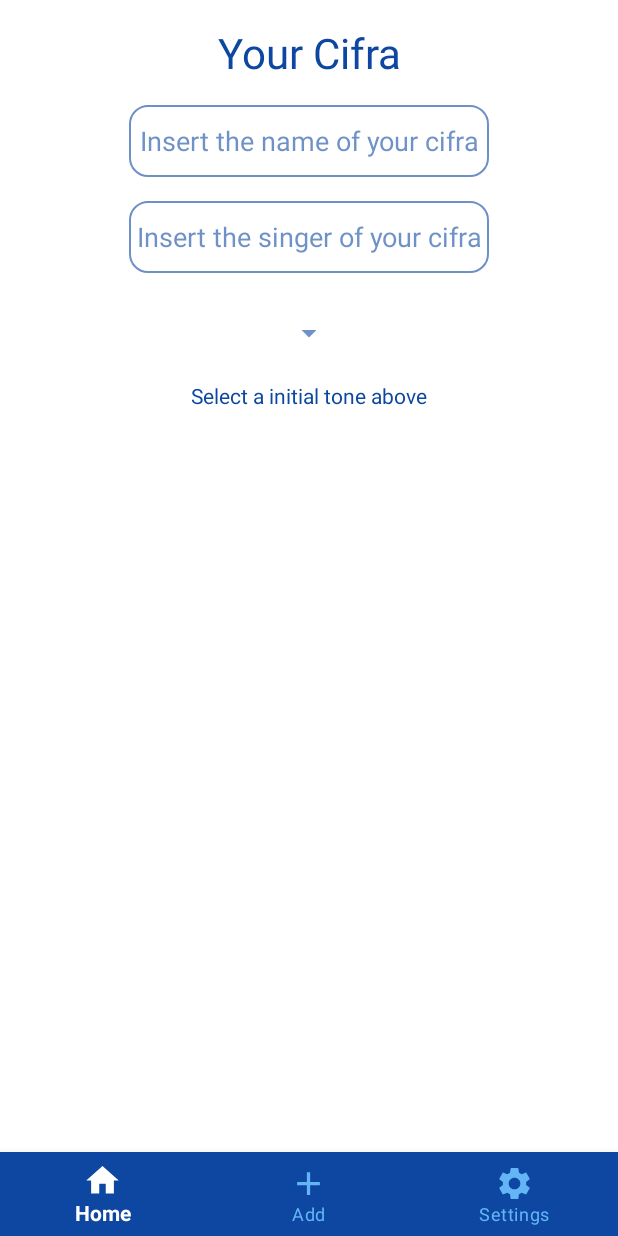
After one commit to VictorS8/SuaCifra, an Android app: the fragment Add placed in its activity, on a phone screen of 412 x 824 dp. The commit adds this screen. Run offline under Robolectric (Android 15) with nearby library versions, the phone set to English and light mode, and no system bars.

Commit message:
Add screens and update themes

```diff
--- /dev/null
+++ b/app/src/main/java/br/com/suacifra/Add.kt
@@ -0,0 +1,24 @@
+package br.com.suacifra
+
+import android.os.Bundle
+import android.view.LayoutInflater
+import android.view.View
+import android.view.ViewGroup
+import androidx.fragment.app.Fragment
+
+class Add : Fragment() {
+
+    override fun onCreate(savedInstanceState: Bundle?) {
+        super.onCreate(savedInstanceState)
+        arguments?.let {}
+    }
+
+    override fun onCreateView(
+        inflater: LayoutInflater, container: ViewGroup?,
+        savedInstanceState: Bundle?
+    ): View? {
+        // Inflate the layout for this fragment
+        return inflater.inflate(R.layout.fragment_add, container, false)
+    }
+
+}
--- /dev/null
+++ b/app/src/main/java/br/com/suacifra/Home.kt
@@ -0,0 +1,24 @@
+package br.com.suacifra
+
+import android.os.Bundle
+import android.view.LayoutInflater
+import android.view.View
+import android.view.ViewGroup
+import androidx.fragment.app.Fragment
+
+class Home : Fragment() {
+
+    override fun onCreate(savedInstanceState: Bundle?) {
+        super.onCreate(savedInstanceState)
+        arguments?.let {}
+    }
+
+    override fun onCreateView(
+        inflater: LayoutInflater, container: ViewGroup?,
+        savedInstanceState: Bundle?
+    ): View? {
+        // Inflate the layout for this fragment
+        return inflater.inflate(R.layout.fragment_home, container, false)
+    }
+
+}
--- /dev/null
+++ b/app/src/main/java/br/com/suacifra/Settings.kt
@@ -0,0 +1,24 @@
+package br.com.suacifra
+
+import android.os.Bundle
+import android.view.LayoutInflater
+import android.view.View
+import android.view.ViewGroup
+import androidx.fragment.app.Fragment
+
+class Settings : Fragment() {
+
+    override fun onCreate(savedInstanceState: Bundle?) {
+        super.onCreate(savedInstanceState)
+        arguments?.let {}
+    }
+
+    override fun onCreateView(
+        inflater: LayoutInflater, container: ViewGroup?,
+        savedInstanceState: Bundle?
+    ): View? {
+        // Inflate the layout for this fragment
+        return inflater.inflate(R.layout.fragment_settings, container, false)
+    }
+
+}
--- /dev/null
+++ b/app/src/main/res/drawable/bottom_navigation_icon_color_selector.xml
@@ -0,0 +1,6 @@
+<?xml version="1.0" encoding="utf-8"?>
+<selector xmlns:android="http://schemas.android.com/apk/res/android">
+    <item android:state_checked="true" android:color="?attr/colorOnPrimary" />
+    <item android:state_pressed="true" android:state_enabled="true" android:color="?attr/colorPrimaryVariant" />
+    <item android:color="?attr/colorPrimaryInverse" />
+</selector>
--- /dev/null
+++ b/app/src/main/res/drawable/custom_input.xml
@@ -0,0 +1,20 @@
+<?xml version="1.0" encoding="utf-8"?>
+<selector xmlns:android="http://schemas.android.com/apk/res/android">
+
+    <item android:state_enabled="true" android:state_focused="true">
+        <shape android:shape="rectangle">
+            <solid android:color="?attr/colorOnBackground"/>
+            <corners android:radius="12dp"/>
+            <stroke android:color="?attr/colorPrimarySurface" android:width="1dp"/>
+        </shape>
+    </item>
+
+    <item android:state_enabled="true">
+        <shape android:shape="rectangle">
+            <solid android:color="?attr/backgroundColor"/>
+            <corners android:radius="12dp"/>
+            <stroke android:color="?attr/colorPrimarySurface" android:width="1dp"/>
+        </shape>
+    </item>
+
+</selector>
--- /dev/null
+++ b/app/src/main/res/drawable/ic_baseline_add_24.xml
@@ -0,0 +1,5 @@
+<vector android:height="24dp" android:tint="#000000"
+    android:viewportHeight="24" android:viewportWidth="24"
+    android:width="24dp" xmlns:android="http://schemas.android.com/apk/res/android">
+    <path android:fillColor="@android:color/white" android:pathData="M19,13h-6v6h-2v-6H5v-2h6V5h2v6h6v2z"/>
+</vector>
--- /dev/null
+++ b/app/src/main/res/drawable/ic_baseline_home_24.xml
@@ -0,0 +1,5 @@
+<vector android:height="24dp" android:tint="#000000"
+    android:viewportHeight="24" android:viewportWidth="24"
+    android:width="24dp" xmlns:android="http://schemas.android.com/apk/res/android">
+    <path android:fillColor="@android:color/white" android:pathData="M10,20v-6h4v6h5v-8h3L12,3 2,12h3v8z"/>
+</vector>
--- /dev/null
+++ b/app/src/main/res/drawable/ic_baseline_settings_24.xml
@@ -0,0 +1,5 @@
+<vector android:height="24dp" android:tint="#000000"
+    android:viewportHeight="24" android:viewportWidth="24"
+    android:width="24dp" xmlns:android="http://schemas.android.com/apk/res/android">
+    <path android:fillColor="@android:color/white" android:pathData="M19.14,12.94c0.04,-0.3 0.06,-0.61 0.06,-0.94c0,-0.32 -0.02,-0.64 -0.07,-0.94l2.03,-1.58c0.18,-0.14 0.23,-0.41 0.12,-0.61l-1.92,-3.32c-0.12,-0.22 -0.37,-0.29 -0.59,-0.22l-2.39,0.96c-0.5,-0.38 -1.03,-0.7 -1.62,-0.94L14.4,2.81c-0.04,-0.24 -0.24,-0.41 -0.48,-0.41h-3.84c-0.24,0 -0.43,0.17 -0.47,0.41L9.25,5.35C8.66,5.59 8.12,5.92 7.63,6.29L5.24,5.33c-0.22,-0.08 -0.47,0 -0.59,0.22L2.74,8.87C2.62,9.08 2.66,9.34 2.86,9.48l2.03,1.58C4.84,11.36 4.8,11.69 4.8,12s0.02,0.64 0.07,0.94l-2.03,1.58c-0.18,0.14 -0.23,0.41 -0.12,0.61l1.92,3.32c0.12,0.22 0.37,0.29 0.59,0.22l2.39,-0.96c0.5,0.38 1.03,0.7 1.62,0.94l0.36,2.54c0.05,0.24 0.24,0.41 0.48,0.41h3.84c0.24,0 0.44,-0.17 0.47,-0.41l0.36,-2.54c0.59,-0.24 1.13,-0.56 1.62,-0.94l2.39,0.96c0.22,0.08 0.47,0 0.59,-0.22l1.92,-3.32c0.12,-0.22 0.07,-0.47 -0.12,-0.61L19.14,12.94zM12,15.6c-1.98,0 -3.6,-1.62 -3.6,-3.6s1.62,-3.6 3.6,-3.6s3.6,1.62 3.6,3.6S13.98,15.6 12,15.6z"/>
+</vector>
--- /dev/null
+++ b/app/src/main/res/layout/fragment_add.xml
@@ -0,0 +1,58 @@
+<?xml version="1.0" encoding="utf-8"?>
+<androidx.constraintlayout.widget.ConstraintLayout xmlns:android="http://schemas.android.com/apk/res/android"
+    xmlns:app="http://schemas.android.com/apk/res-auto"
+    xmlns:tools="http://schemas.android.com/tools"
+    android:layout_width="match_parent"
+    android:layout_height="match_parent"
+    tools:context=".Add">
+
+
+    <EditText
+        android:id="@+id/cifraNameEditText"
+        style="@style/editTextStyle"
+        android:layout_width="wrap_content"
+        android:layout_height="wrap_content"
+        android:layout_marginTop="16dp"
+        android:hint="@string/cifra_name_hint_string"
+        android:importantForAutofill="no"
+        android:inputType="textPersonName|textCapSentences"
+        app:layout_constraintEnd_toEndOf="parent"
+        app:layout_constraintStart_toStartOf="parent"
+        app:layout_constraintTop_toTopOf="parent" />
+
+    <EditText
+        android:id="@+id/singerNameEditText"
+        style="@style/editTextStyle"
+        android:layout_width="wrap_content"
+        android:layout_height="wrap_content"
+        android:layout_marginTop="16dp"
+        android:hint="@string/singer_name_hint_string"
+        android:importantForAutofill="no"
+        android:inputType="textPersonName|textCapWords"
+        app:layout_constraintEnd_toEndOf="parent"
+        app:layout_constraintStart_toStartOf="parent"
+        app:layout_constraintTop_toBottomOf="@+id/cifraNameEditText" />
+
+    <Spinner
+        android:id="@+id/songToneSpinner"
+        android:layout_width="wrap_content"
+        android:layout_height="wrap_content"
+        android:layout_marginTop="16dp"
+        android:minHeight="48dp"
+        android:tooltipText="Tone"
+        app:layout_constraintEnd_toEndOf="parent"
+        app:layout_constraintStart_toStartOf="parent"
+        app:layout_constraintTop_toBottomOf="@+id/singerNameEditText" />
+
+    <TextView
+        android:id="@+id/songToneSpinnerHelper"
+        style="@style/helperTextStyle"
+        android:layout_width="wrap_content"
+        android:layout_height="wrap_content"
+        android:layout_marginTop="8dp"
+        android:text="@string/tone_spinner_helper_string"
+        app:layout_constraintEnd_toEndOf="parent"
+        app:layout_constraintStart_toStartOf="parent"
+        app:layout_constraintTop_toBottomOf="@+id/songToneSpinner" />
+
+</androidx.constraintlayout.widget.ConstraintLayout>
--- /dev/null
+++ b/app/src/main/res/layout/fragment_home.xml
@@ -0,0 +1,20 @@
+<?xml version="1.0" encoding="utf-8"?>
+<androidx.constraintlayout.widget.ConstraintLayout xmlns:android="http://schemas.android.com/apk/res/android"
+    xmlns:tools="http://schemas.android.com/tools"
+    android:layout_width="match_parent"
+    android:layout_height="match_parent"
+    xmlns:app="http://schemas.android.com/apk/res-auto"
+    tools:context=".Home">
+
+    <TextView
+        android:id="@+id/noCifrasMessage"
+        style="@style/noCifraMessageStyle"
+        android:layout_width="wrap_content"
+        android:layout_height="wrap_content"
+        android:text="@string/no_cifras_message"
+        app:layout_constraintBottom_toBottomOf="parent"
+        app:layout_constraintEnd_toEndOf="parent"
+        app:layout_constraintStart_toStartOf="parent"
+        app:layout_constraintTop_toTopOf="parent" />
+
+</androidx.constraintlayout.widget.ConstraintLayout>
--- /dev/null
+++ b/app/src/main/res/layout/fragment_settings.xml
@@ -0,0 +1,14 @@
+<?xml version="1.0" encoding="utf-8"?>
+<androidx.constraintlayout.widget.ConstraintLayout xmlns:android="http://schemas.android.com/apk/res/android"
+    xmlns:tools="http://schemas.android.com/tools"
+    android:layout_width="match_parent"
+    android:layout_height="match_parent"
+    tools:context=".Settings">
+
+    <!-- TODO: Update blank fragment layout -->
+    <TextView
+        android:layout_width="match_parent"
+        android:layout_height="match_parent"
+        android:text="A" />
+
+</androidx.constraintlayout.widget.ConstraintLayout>
--- /dev/null
+++ b/app/src/main/res/menu/bottom_navigation_menu.xml
@@ -0,0 +1,20 @@
+<?xml version="1.0" encoding="utf-8"?>
+<menu xmlns:android="http://schemas.android.com/apk/res/android">
+
+    <item
+        android:id="@+id/homeBottomNavigation"
+        android:icon="@drawable/ic_baseline_home_24"
+        android:contentDescription="@string/home_content_description"
+        android:title="@string/home_bottom_navigation_string" />
+    <item
+        android:id="@+id/addBottomNavigation"
+        android:icon="@drawable/ic_baseline_add_24"
+        android:contentDescription="@string/add_content_description"
+        android:title="@string/add_bottom_navigation_string" />
+    <item
+        android:id="@+id/settingsBottomNavigation"
+        android:icon="@drawable/ic_baseline_settings_24"
+        android:contentDescription="@string/settings_content_description"
+        android:title="@string/settings_bottom_navigation_string" />
+
+</menu>
--- a/app/src/main/res/values-night/themes.xml
+++ b/app/src/main/res/values-night/themes.xml
@@ -6,6 +6,8 @@
         <item name="colorPrimary">@color/light_blue</item>
         <item name="colorPrimaryVariant">@color/blue</item>
         <item name="colorOnPrimary">@color/black</item>
+        <item name="colorPrimarySurface">@color/light_blue_with_transparency</item>
+        <item name="colorPrimaryInverse">@color/dark_blue</item>
         <!-- Secondary brand color. -->
         <item name="colorSecondary">@color/light_grey</item>
         <item name="colorSecondaryVariant">@color/white</item>
@@ -13,19 +15,52 @@
         <item name="android:statusBarColor">?attr/colorOnPrimary</item>
         <!-- Customize your theme here. -->
         <item name="backgroundColor">?attr/colorOnPrimary</item>
+        <item name="colorOnBackground">@color/light_blue_with_more_transparency</item>
+
+        <item name="colorControlNormal">?attr/colorPrimarySurface</item>
+        <item name="colorControlActivated">?attr/colorPrimarySurface</item>
+        <item name="colorControlHighlight">?attr/colorPrimary</item>
+    </style>
+
+    <style name="baseAppStyle">
         <item name="android:background">?attr/colorOnPrimary</item>
     </style>
 
     <style name="appTitleStyle">
-        <item name="android:textSize">@dimen/app_title</item>
+        <item name="android:textSize">@dimen/app_title_text_size</item>
         <item name="android:textColor">?attr/colorPrimary</item>
         <item name="android:textAlignment">center</item>
     </style>
 
     <style name="noCifraMessageStyle">
-        <item name="android:textSize">@dimen/no_cifras_message</item>
+        <item name="android:textSize">@dimen/no_cifras_message_text_size</item>
         <item name="android:textColor">?attr/colorPrimary</item>
         <item name="android:textAlignment">center</item>
         <item name="android:padding">@dimen/no_cifras_message_padding</item>
     </style>
+
+    <style name="helperTextStyle">
+        <item name="android:textColor">?attr/colorPrimary</item>
+        <item name="android:textSize">@dimen/helper_text_size</item>
+    </style>
+
+    <style name="editTextStyle">
+        <item name="android:minHeight">48dp</item>
+        <item name="android:minWidth">240dp</item>
+        <item name="android:textColorHint">?attr/colorPrimarySurface</item>
+        <item name="android:textAlignment">center</item>
+        <item name="android:textColor">?attr/colorPrimary</item>
+        <item name="android:textCursorDrawable">?attr/colorPrimarySurface</item>
+        <item name="android:textColorHighlight">?attr/colorPrimarySurface</item>
+        <item name="android:background">@drawable/custom_input</item>
+    </style>
+
+    <style name="bottomNavigationStyle">
+        <item name="android:background">?attr/colorPrimary</item>
+        <item name="itemIconSize">@dimen/bottom_navigation_icon_size</item>
+        <item name="itemRippleColor">?attr/colorPrimaryInverse</item>
+        <item name="itemTextColor">?attr/colorOnPrimary</item>
+        <item name="itemIconTint">?attr/colorOnPrimary</item>
+        <item name="itemTextAppearanceActive">?attr/colorPrimaryInverse</item>
+    </style>
 </resources>
--- a/app/src/main/res/values/colors.xml
+++ b/app/src/main/res/values/colors.xml
@@ -1,10 +1,24 @@
 <?xml version="1.0" encoding="utf-8"?>
 <resources>
+    <!--    Light Grey-->
     <color name="light_grey">#CDCDCD</color>
+    <color name="light_grey_with_transparency">#99CDCDCD</color>
+    <!--    Dark Grey-->
     <color name="dark_grey">#383838</color>
+    <color name="dark_grey_with_transparency">#99383838</color>
+    <!--    Dark Blue-->
     <color name="dark_blue">#0D47A1</color>
+    <color name="dark_blue_with_transparency">#990D47A1</color>
+    <color name="dark_blue_with_more_transparency">#4D0D47A1</color>
+    <!--    Blue-->
     <color name="blue">#2962FF</color>
+    <!--    Light Blue-->
     <color name="light_blue">#64B5F6</color>
+    <color name="light_blue_with_transparency">#9964B5F6</color>
+    <color name="light_blue_with_more_transparency">#4D64B5F6</color>
+
+    <!--  Black-->
     <color name="black">#FF000000</color>
+    <color name="black_with_transparency">#99000000</color>
     <color name="white">#FFFFFFFF</color>
 </resources>
--- a/app/src/main/res/values/dimen.xml
+++ b/app/src/main/res/values/dimen.xml
@@ -1,6 +1,8 @@
 <?xml version="1.0" encoding="utf-8"?>
 <resources>
-    <dimen name="app_title">28sp</dimen>
-    <dimen name="no_cifras_message">22sp</dimen>
+    <dimen name="app_title_text_size">28sp</dimen>
+    <dimen name="no_cifras_message_text_size">22sp</dimen>
     <dimen name="no_cifras_message_padding">76dp</dimen>
+    <dimen name="bottom_navigation_icon_size">26dp</dimen>
+    <dimen name="helper_text_size">14sp</dimen>
 </resources>
--- a/app/src/main/res/values/strings.xml
+++ b/app/src/main/res/values/strings.xml
@@ -1,4 +1,13 @@
 <resources>
     <string name="app_name">Your Cifra</string>
     <string name="no_cifras_message">Welcome to your app to save your Cifras</string>
+    <string name="settings_bottom_navigation_string">Settings</string>
+    <string name="add_bottom_navigation_string">Add</string>
+    <string name="home_bottom_navigation_string">Home</string>
+    <string name="cifra_name_hint_string">Insert the name of your cifra</string>
+    <string name="singer_name_hint_string">Insert the singer of your cifra</string>
+    <string name="tone_spinner_helper_string">Select a initial tone above</string>
+    <string name="home_content_description">Show lists and home screen</string>
+    <string name="settings_content_description">Show features and settings</string>
+    <string name="add_content_description">Show screen to add your cifra</string>
 </resources>
--- a/app/src/main/res/values/themes.xml
+++ b/app/src/main/res/values/themes.xml
@@ -6,6 +6,8 @@
         <item name="colorPrimary">@color/dark_blue</item>
         <item name="colorPrimaryVariant">@color/blue</item>
         <item name="colorOnPrimary">@color/white</item>
+        <item name="colorPrimarySurface">@color/dark_blue_with_transparency</item>
+        <item name="colorPrimaryInverse">@color/light_blue</item>
         <!-- Secondary brand color. -->
         <item name="colorSecondary">@color/dark_grey</item>
         <item name="colorSecondaryVariant">@color/black</item>
@@ -13,19 +15,52 @@
         <item name="android:statusBarColor">?attr/colorOnPrimary</item>
         <!-- Customize your theme here. -->
         <item name="backgroundColor">?attr/colorOnPrimary</item>
+        <item name="colorOnBackground">@color/dark_blue_with_more_transparency</item>
+
+        <item name="colorControlNormal">?attr/colorPrimarySurface</item>
+        <item name="colorControlActivated">?attr/colorPrimarySurface</item>
+        <item name="colorControlHighlight">?attr/colorPrimary</item>
+    </style>
+
+    <style name="baseAppStyle">
         <item name="android:background">?attr/colorOnPrimary</item>
     </style>
 
     <style name="appTitleStyle">
-        <item name="android:textSize">@dimen/app_title</item>
+        <item name="android:textSize">@dimen/app_title_text_size</item>
         <item name="android:textColor">?attr/colorPrimary</item>
         <item name="android:textAlignment">center</item>
     </style>
 
     <style name="noCifraMessageStyle">
-        <item name="android:textSize">@dimen/no_cifras_message</item>
+        <item name="android:textSize">@dimen/no_cifras_message_text_size</item>
         <item name="android:textColor">?attr/colorPrimary</item>
         <item name="android:textAlignment">center</item>
         <item name="android:padding">@dimen/no_cifras_message_padding</item>
     </style>
+
+    <style name="helperTextStyle">
+        <item name="android:textColor">?attr/colorPrimary</item>
+        <item name="android:textSize">@dimen/helper_text_size</item>
+    </style>
+
+    <style name="editTextStyle">
+        <item name="android:minHeight">48dp</item>
+        <item name="android:minWidth">240dp</item>
+        <item name="android:textColorHint">?attr/colorPrimarySurface</item>
+        <item name="android:textAlignment">center</item>
+        <item name="android:textColor">?attr/colorPrimary</item>
+        <item name="android:textCursorDrawable">?attr/colorPrimarySurface</item>
+        <item name="android:textColorHighlight">?attr/colorPrimarySurface</item>
+        <item name="android:background">@drawable/custom_input</item>
+    </style>
+
+    <style name="bottomNavigationStyle">
+        <item name="android:background">?attr/colorPrimary</item>
+        <item name="itemIconSize">@dimen/bottom_navigation_icon_size</item>
+        <item name="itemRippleColor">?attr/colorPrimaryInverse</item>
+        <item name="itemTextColor">?attr/colorOnPrimary</item>
+        <item name="itemIconTint">?attr/colorOnPrimary</item>
+        <item name="itemTextAppearanceActive">?attr/colorPrimaryInverse</item>
+    </style>
 </resources>
```
Also changed, not shown: 1 other file.
